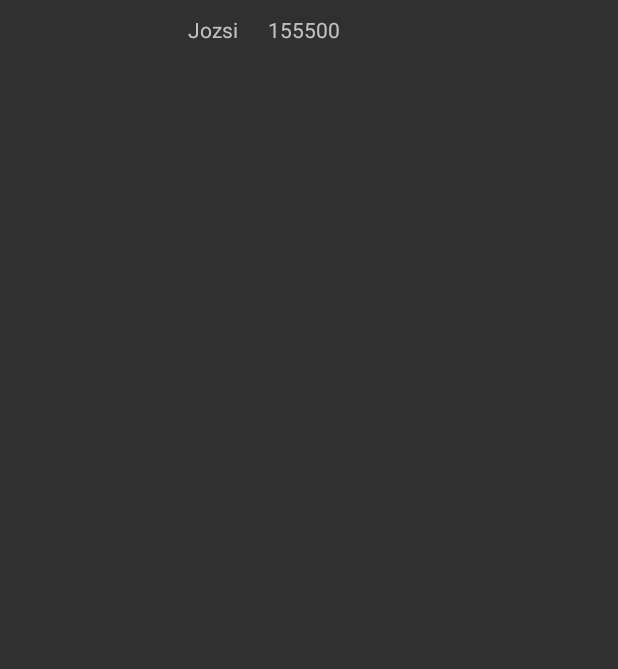
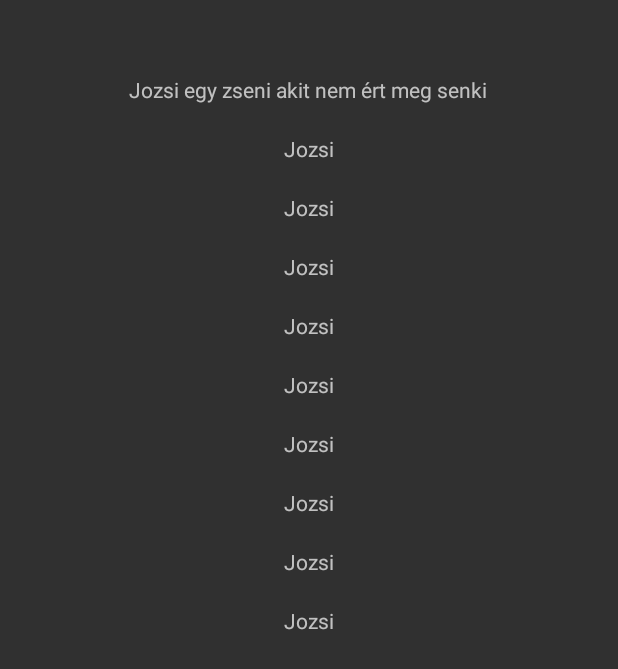
Before and after one commit to vkrisztian/EndlessRunner2, an Android app: the HighScoreActivity screen opened directly, with no data from a screen before it, on a phone screen of 412 x 824 dp. Before the commit the part shown is almost empty. Shown: the top 669 px of the screen. Run offline under Robolectric (Android 15) with nearby library versions, the phone set to English and light mode, and no system bars; 5 statements that could not run were skipped.

```diff
--- a/app/src/main/AndroidManifest.xml
+++ b/app/src/main/AndroidManifest.xml
@@ -1,6 +1,9 @@
 <?xml version="1.0" encoding="utf-8"?>
 <manifest xmlns:android="http://schemas.android.com/apk/res/android"
     package="endlessrunner.nik.uniobuda.hu.endlessrunner">
+    <uses-permission android:name="android.permission.WRITE_EXTERNAL_STORAGE" />
+    <uses-permission android:name="android.permission.READ_EXTERNAL_STORAGE"/>
+
 
     <application
         android:allowBackup="true"
--- a/app/src/main/java/endlessrunner/nik/uniobuda/hu/endlessrunner/HighScoreActivity.java
+++ b/app/src/main/java/endlessrunner/nik/uniobuda/hu/endlessrunner/HighScoreActivity.java
@@ -1,13 +1,84 @@
 package endlessrunner.nik.uniobuda.hu.endlessrunner;
 
+import android.content.Context;
+import android.os.Environment;
 import android.support.v7.app.AppCompatActivity;
 import android.os.Bundle;
+import android.widget.TextView;
+
+import java.io.BufferedReader;
+import java.io.File;
+import java.io.FileInputStream;
+import java.io.FileNotFoundException;
+import java.io.FileOutputStream;
+import java.io.IOException;
+import java.io.InputStreamReader;
+import java.io.OutputStreamWriter;
+import java.io.StreamTokenizer;
+import java.util.List;
+import java.util.StringTokenizer;
 
 public class HighScoreActivity extends AppCompatActivity {
+
+    List<User> Users;
 
     @Override
     protected void onCreate(Bundle savedInstanceState) {
         super.onCreate(savedInstanceState);
+
         setContentView(R.layout.activity_high_score_activitz);
+
+        String filename = "DataEndless.txt";
+        String string = "Név-1111;";
+        FileOutputStream outputStream;
+
+        try {
+            outputStream = openFileOutput(filename, Context.MODE_PRIVATE);
+            OutputStreamWriter osw = new OutputStreamWriter(outputStream);
+            osw.write(string);
+            osw.flush();
+            osw.close();
+        } catch (Exception e) {
+            e.printStackTrace();
+        }
+
+        loadFile();
+
+        TextView tv = (TextView) findViewById(R.id.User1);
+        User us = Users.get(0);
+        tv.setText(us.getUserName()+" "+us.getHighscore());
+
+
+
+    }
+
+    public void loadFile() {
+        Users.clear();
+        File file = getApplicationContext().getFileStreamPath("DataEndless.txt");
+        String LineFromData;
+        if (file.exists())
+        {
+            try {
+                BufferedReader br = new BufferedReader(new InputStreamReader(openFileInput("DataEndless.txt")));
+                while ((LineFromData = br.readLine()) != null)
+                {
+                    StringTokenizer st = new StringTokenizer(LineFromData,"-");
+                    User usr = new User(st.nextToken(),Integer.getInteger(st.nextToken()));
+                    Users.add(usr);
+                }
+                br.close();
+            }catch (IOException e) {
+                e.printStackTrace();
+            }
+
+        }
+    }
+
+    public boolean isExternalStorageWritable() {
+        String state = Environment.getExternalStorageState();
+        if (Environment.MEDIA_MOUNTED.equals(state)) {
+            return true;
+        }
+        return false;
     }
 }
--- a/app/src/main/java/endlessrunner/nik/uniobuda/hu/endlessrunner/User.java
+++ b/app/src/main/java/endlessrunner/nik/uniobuda/hu/endlessrunner/User.java
@@ -29,4 +29,10 @@ public class User
         this.userName = userName;
         this.highscore=0;
     }
+
+    public User(String usrname,int Hs)
+    {
+        this.userName = usrname;
+        this.highscore = Hs;
+    }
 }
--- a/app/src/main/res/layout/activity_high_score_activitz.xml
+++ b/app/src/main/res/layout/activity_high_score_activitz.xml
@@ -4,20 +4,88 @@
     xmlns:tools="http://schemas.android.com/tools"
     android:layout_width="match_parent"
     android:layout_height="match_parent"
+    android:orientation="vertical"
+    android:layout_centerHorizontal="true"
     tools:context="endlessrunner.nik.uniobuda.hu.endlessrunner.HighScoreActivity">
 
     <TextView
-        android:id="@+id/UserH"
+        android:id="@+id/User1"
         android:layout_width="wrap_content"
-        android:layout_height="match_parent"
-        android:text="Jozsi"
-        android:layout_marginTop="10dp"
-        android:layout_marginLeft="125dp"
-        android:layout_marginRight="20dp"/>
+        android:layout_height="wrap_content"
+        android:layout_gravity="center"
+        android:layout_marginTop="50dp"
+        android:text="Jozsi egy zseni akit nem ért meg senki" />
+
     <TextView
-        android:id="@+id/UserScore"
+        android:id="@+id/User2"
         android:layout_width="wrap_content"
-        android:layout_height="match_parent"
-        android:layout_marginTop="10dp"
-        android:text="155500"/>
+        android:layout_height="wrap_content"
+        android:layout_gravity="center"
+        android:layout_marginTop="20dp"
+        android:text="Jozsi" />
+
+    <TextView
+        android:id="@+id/User3"
+        android:layout_width="wrap_content"
+        android:layout_height="wrap_content"
+        android:layout_gravity="center"
+        android:layout_marginTop="20dp"
+        android:text="Jozsi" />
+
+    <TextView
+        android:id="@+id/User4"
+        android:layout_width="wrap_content"
+        android:layout_height="wrap_content"
+        android:layout_gravity="center"
+        android:layout_marginTop="20dp"
+        android:text="Jozsi" />
+
+    <TextView
+        android:id="@+id/User5"
+        android:layout_width="wrap_content"
+        android:layout_height="wrap_content"
+        android:layout_gravity="center"
+        android:layout_marginTop="20dp"
+        android:text="Jozsi" />
+
+    <TextView
+        android:id="@+id/User6"
+        android:layout_width="wrap_content"
+        android:layout_height="wrap_content"
+        android:layout_gravity="center"
+        android:layout_marginTop="20dp"
+        android:text="Jozsi" />
+
+    <TextView
+        android:id="@+id/User7"
+        android:layout_width="wrap_content"
+        android:layout_height="wrap_content"
+        android:layout_gravity="center"
+        android:layout_marginTop="20dp"
+        android:text="Jozsi" />
+
+    <TextView
+        android:id="@+id/User8"
+        android:layout_width="wrap_content"
+        android:layout_height="wrap_content"
+        android:layout_gravity="center"
+        android:layout_marginTop="20dp"
+        android:text="Jozsi" />
+
+    <TextView
+        android:id="@+id/User9"
+        android:layout_width="wrap_content"
+        android:layout_height="wrap_content"
+        android:layout_gravity="center"
+        android:layout_marginTop="20dp"
+        android:text="Jozsi" />
+
+    <TextView
+        android:id="@+id/User10"
+        android:layout_width="wrap_content"
+        android:layout_height="wrap_content"
+        android:layout_gravity="center"
+        android:layout_marginTop="20dp"
+        android:text="Jozsi" />
+
 </LinearLayout>
```
